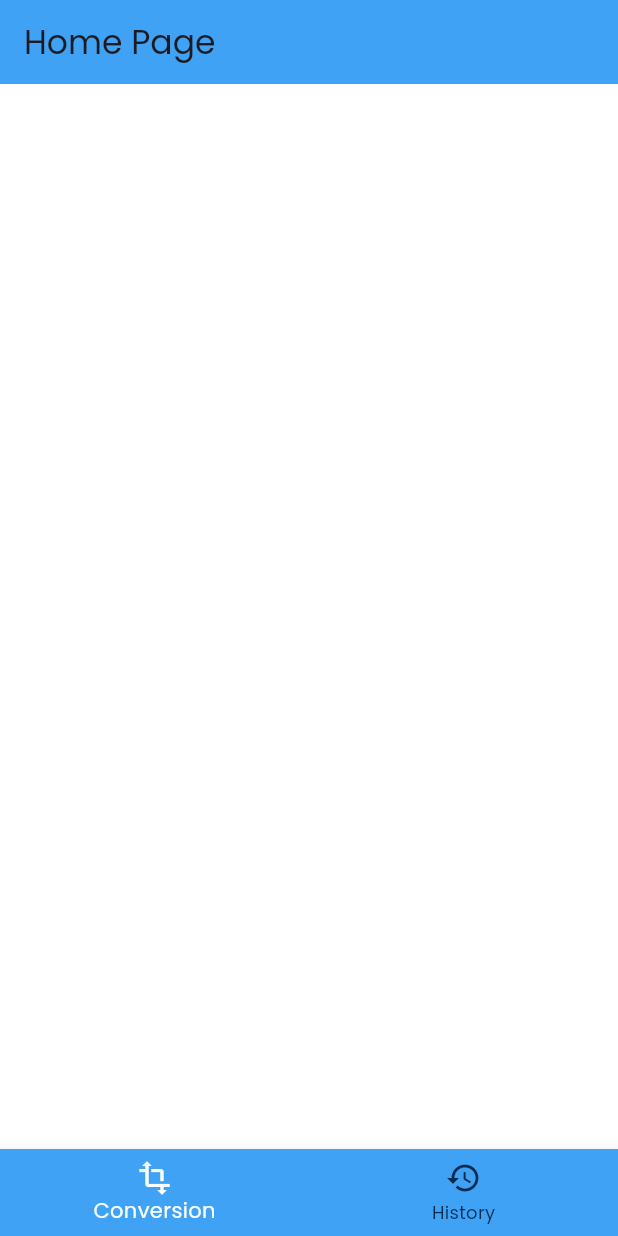
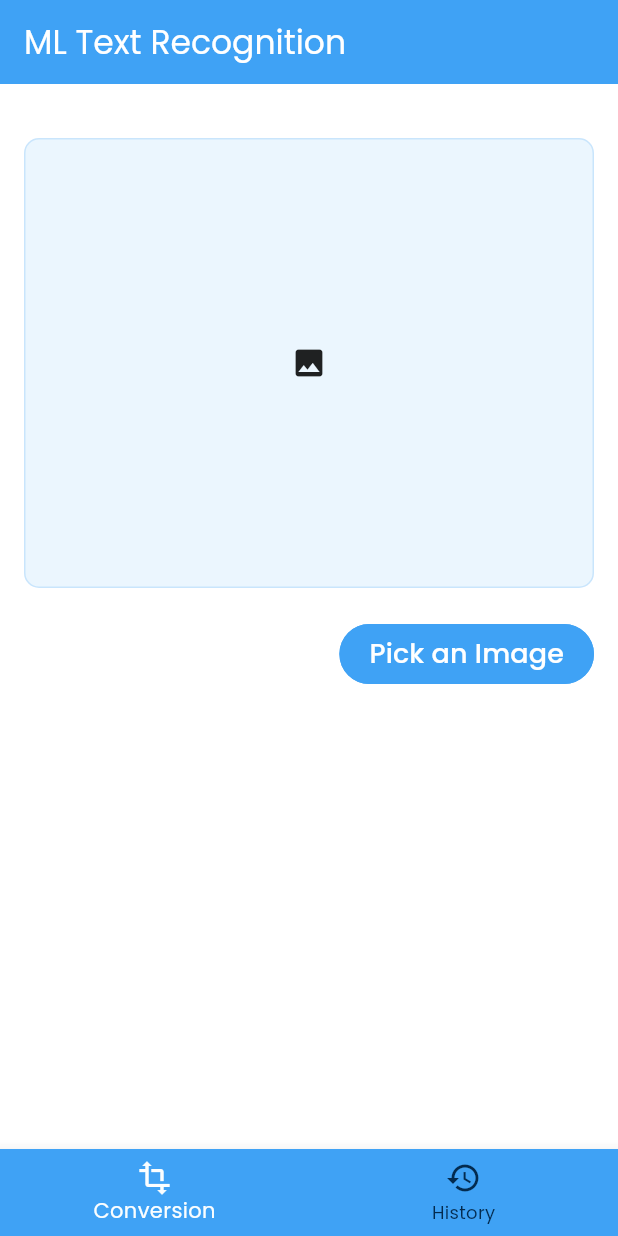
Before and after one commit to lvimuth/flutter_ai_saas_app, a Flutter app: the screen it shows after launch, on a phone screen of 412 x 824 dp. Run offline on Flutter 3.47's test engine with Material 3 defaults, Android fonts, the phone set to English and light mode, and no system bars; our stand-ins replace firebase_core, google_fonts, image_picker; accounts and stored records are empty.

Commit message:
Button Created

```diff
--- a/lib/screens/home_page.dart
+++ b/lib/screens/home_page.dart
@@ -1,4 +1,6 @@
 import 'package:flutter/material.dart';
+import 'package:flutter_ai_saas_app/widgets/image_preview.dart';
+import 'package:image_picker/image_picker.dart';
 
 class HomePage extends StatefulWidget {
   const HomePage({super.key});
@@ -8,12 +10,67 @@ class HomePage extends StatefulWidget {
 }
 
 class _HomePageState extends State<HomePage> {
+  late ImagePicker imagePicker;
+  String? pickedImagePath;
+  bool isImagePicked = false;
+
+  @override
+  void initState() {
+    // TODO: implement initState
+    super.initState();
+    imagePicker = ImagePicker();
+  }
+
+  //Function for getting a Image
+  void _pickImage({required ImageSource source}) async {
+    final pickedImage = await imagePicker.pickImage(source: source);
+    if (pickedImage == null) {
+      return;
+    }
+    setState(() {
+      pickedImagePath = pickedImage.path;
+      isImagePicked = true;
+    });
+  }
+
   @override
   Widget build(BuildContext context) {
     return Scaffold(
       appBar: AppBar(
-        title: Text("Home Page"),
+        title: const Text(
+          "ML Text Recognition",
+          style: TextStyle(color: Colors.white),
+        ),
       ),
+      body: SafeArea(
+          child: Padding(
+        padding: const EdgeInsets.all(16),
+        child: Column(
+          children: [
+            Padding(
+              padding: const EdgeInsets.symmetric(
+                vertical: 20,
+              ),
+              child: ImagePreview(
+                imagePath: pickedImagePath,
+              ),
+            ),
+            if (!isImagePicked)
+              Row(
+                mainAxisAlignment: MainAxisAlignment.end,
+                children: [
+                  ElevatedButton(
+                    onPressed: () {},
+                    child: const Text(
+                      "Pick an Image",
+                      style: TextStyle(color: Colors.white, fontSize: 18),
+                    ),
+                  ),
+                ],
+              ),
+          ],
+        ),
+      )),
     );
   }
 }
--- /dev/null
+++ b/lib/widgets/image_preview.dart
@@ -0,0 +1,34 @@
+import 'dart:io';
+
+import 'package:flutter/material.dart';
+import 'package:flutter_ai_saas_app/constants/colors.dart';
+
+class ImagePreview extends StatelessWidget {
+  final String? imagePath;
+
+  const ImagePreview({super.key, required this.imagePath});
+
+  @override
+  Widget build(BuildContext context) {
+    return Container(
+      width: double.infinity,
+      height: 300,
+      decoration: BoxDecoration(
+        color: mainColor.withOpacity(0.1),
+        borderRadius: BorderRadius.circular(10),
+        border: Border.all(
+          color: mainColor.withOpacity(0.2),
+          width: 1,
+        ),
+      ),
+      child: imagePath == null
+          ? const Center(
+              child: Icon(Icons.image),
+            )
+          : Image.file(
+              File(imagePath!),
+              fit: BoxFit.contain,
+            ),
+    );
+  }
+}
```
